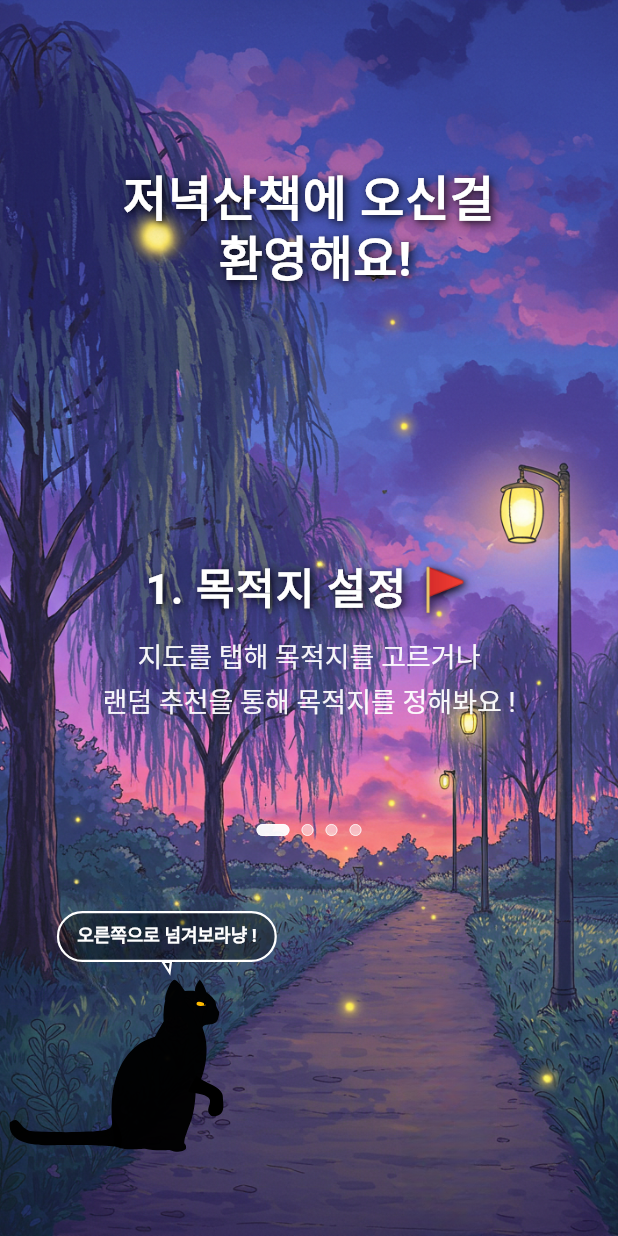
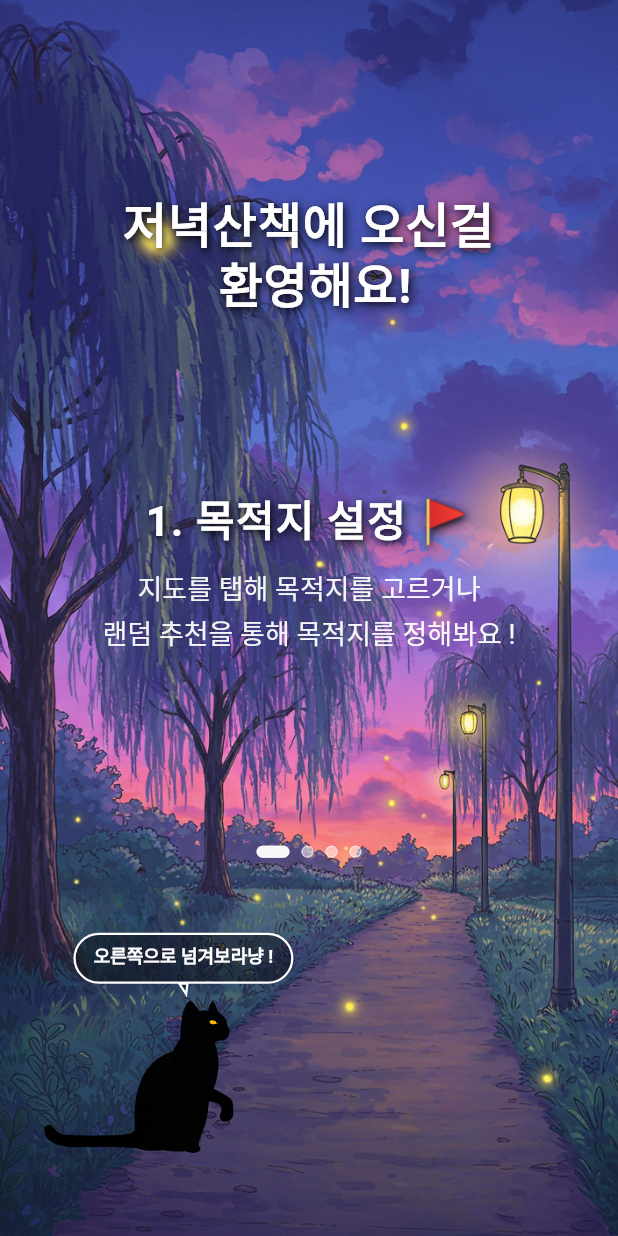
Before and after one commit to keepdev0919/evening-walk, a Flutter app: the Onboarding screen opened directly, on a phone screen of 412 x 824 dp. Run offline on Flutter 3.47's test engine with Material 3 defaults, Android fonts, the phone set to English and light mode, and no system bars; our stand-ins replace cached_network_image, cloud_firestore, firebase_auth, firebase_core, firebase_storage, flutter_compass and 9 more; missing offline and left inert: kakao_flutter_sdk_user; accounts and stored records are empty; Roboto replaces fonts that are missing (Cafe24Oneprettynight).

Commit message:
chore : 온보딩 페이지 ui 수정 및 내정보 이미지 변경 시 로딩기능 추가

```diff
--- a/lib/src/features/auth/presentation/screens/onboarding_screen.dart
+++ b/lib/src/features/auth/presentation/screens/onboarding_screen.dart
@@ -40,7 +40,7 @@ class _OnboardingState extends State<Onboarding> {
       body: Stack(
         fit: StackFit.expand,
         children: [
-          // 배경 이미지
+          // 배경 이미지만 Stack으로 처리
           Container(
             decoration: const BoxDecoration(
               image: DecorationImage(
@@ -50,18 +50,15 @@ class _OnboardingState extends State<Onboarding> {
             ),
           ),
 
-          // 콘텐츠: 상단 환영 문구 + 슬라이드
+          // 모든 UI 요소들을 하나의 Column으로 통합
           SafeArea(
             child: Padding(
-              padding: const EdgeInsets.only(
-                  top: 0, left: 24, right: 24, bottom: 40),
-              child: LayoutBuilder(
-                builder: (context, constraints) {
-                  final double pagerHeight = constraints.maxHeight * 0.6;
-                  return Center(
+              padding: const EdgeInsets.symmetric(horizontal: 24.0),
               child: Column(
-                      mainAxisSize: MainAxisSize.min,
                 children: [
+                  const SizedBox(height: 130), // 상단 여백
+
+                  // 환영 문구
                   const Text(
                     '저녁산책에 오신걸 \n 환영해요!',
                     textAlign: TextAlign.center,
@@ -85,9 +82,14 @@ class _OnboardingState extends State<Onboarding> {
                       ],
                     ),
                   ),
+
                   const SizedBox(height: 10),
-                        SizedBox(
-                          height: pagerHeight,
+
+                  // PageView (슬라이드 콘텐츠)
+                  Expanded(
+                    child: Center(
+                      child: SizedBox(
+                        height: MediaQuery.of(context).size.height * 0.6,
                         child: PageView(
                           controller: _pageController,
                           onPageChanged: _onPageChanged,
@@ -123,20 +125,15 @@ class _OnboardingState extends State<Onboarding> {
                           ],
                         ),
                       ),
-                      ],
-                    ),
-                  );
-                },
-              ),
                     ),
                   ),
 
-          // 하단 BlackCat 애니메이션 (홈과 동일 비율) + 슬라이드별 텍스트 변경 + 인디케이터 말풍선 위 배치
-          Positioned.fill(
-            child: LayoutBuilder(
+                  // 인디케이터와 고양이를 하단에 배치
+                  LayoutBuilder(
                     builder: (context, constraints) {
                       final double screenWidth = constraints.maxWidth;
-                final double screenHeight = constraints.maxHeight;
+                      final double screenHeight =
+                          MediaQuery.of(context).size.height;
                       final double catWidth = screenWidth * 0.28 * 2;
                       final double bottomPadding = screenHeight * 0.06;
 
@@ -158,38 +155,31 @@ class _OnboardingState extends State<Onboarding> {
                           catText = '이제 산책하러 가는거냥 🐾';
                       }
 
-                // 고양이 위젯과 인디케이터를 세로로 정렬
-                return Align(
-                  alignment: Alignment.bottomCenter,
-                  child: Padding(
+                      return Padding(
                         padding: EdgeInsets.only(bottom: bottomPadding),
-                    child: Transform.translate(
-                      offset: Offset(-screenWidth * 0.23, 0),
-                      child: SizedBox(
-                        width: catWidth,
                         child: Column(
                           mainAxisSize: MainAxisSize.min,
                           children: [
-                            // 인디케이터를 고양이 말풍선 위에, 화면 중앙 정렬로 배치
+                            // 인디케이터 (화면 중앙 정렬)
+                            _buildPageIndicator(),
+                            const SizedBox(height: 50),
+                            // 고양이 (기존 위치 유지)
                             Transform.translate(
-                              offset:
-                                  Offset(screenWidth * 0.23, 0), // 부모 좌측 이동 상쇄
-                              child: _buildPageIndicator(),
-                            ),
-                            const SizedBox(height: 50),
-                            BlackCatWidget(
+                              offset: Offset(-screenWidth * 0.23, 0),
+                              child: BlackCatWidget(
                                 width: catWidth,
-                              bubbleMaxWidth: catWidth * 0.8,
+                                bubbleMaxWidth: catWidth * 0.9,
                                 screenType: 'onboarding',
                                 defaultText: catText,
                               ),
+                            ),
                           ],
-                        ),
-                      ),
-                    ),
                         ),
                       );
                     },
+                  ),
+                ],
+              ),
             ),
           ),
         ],
```
Also changed, not shown: lib/src/features/profile/presentation/screens/profile_screen.dart (+25 -3 lines). Lines whose indentation alone changed are shown as unchanged.
